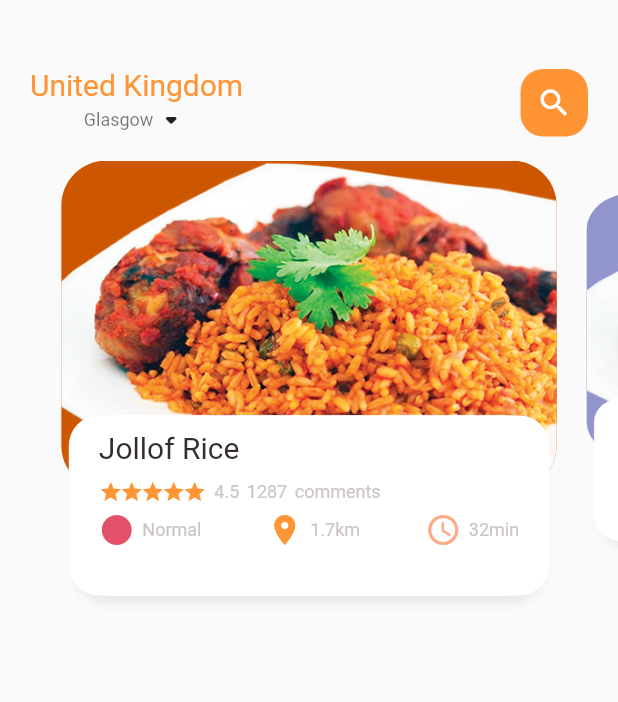
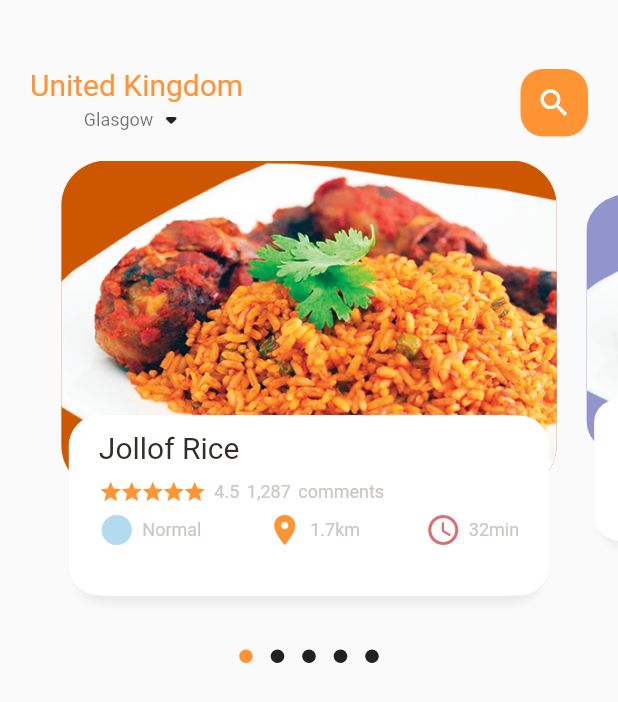
Before and after one commit to Ormah-lang/food_delivery_app, a Flutter app: the screen it shows after launch, on a phone screen of 412 x 824 dp. Shown: the top 702 px of the screen. Run offline on Flutter 3.47's test engine with Material 2 defaults, Android fonts, the phone set to English and light mode, and no system bars; drawn by our look-alikes of dots_indicator.

Commit message:
implement the dots indicator on the home page

```diff
--- a/lib/home_page/food_page_body.dart
+++ b/lib/home_page/food_page_body.dart
@@ -1,3 +1,4 @@
+import 'package:dots_indicator/dots_indicator.dart';
 import 'package:flutter/cupertino.dart';
 import 'package:flutter/material.dart';
 import 'package:food_delivery_app/utilities/colors.dart';
@@ -37,7 +38,9 @@ class _FoodPageBodyState extends State<FoodPageBody> {
 
   @override
   Widget build(BuildContext context) {
-    return SizedBox(
+    return Column(
+      children: [
+        Container(
           // color: Colors.red,
           height: 320,
           child: PageView.builder(
@@ -46,6 +49,16 @@ class _FoodPageBodyState extends State<FoodPageBody> {
               itemBuilder: (context, position) {
                 return _buildPageItem(position);
               }),
+        ),
+        new DotsIndicator(
+          dotsCount: 5,
+          position: _currPageValue,
+          decorator: DotsDecorator(
+            color: Colors.black87, // Inactive color
+            activeColor: AppColors.mainColor,
+          ),
+        ),
+      ],
     );
   }
 
@@ -146,7 +159,7 @@ class _FoodPageBodyState extends State<FoodPageBody> {
                           width: 5,
                         ),
                         SmallText(
-                          text: '1287',
+                          text: '1,287',
                         ),
                         SizedBox(
                           width: 5,
--- a/lib/home_page/main_home_page.dart
+++ b/lib/home_page/main_home_page.dart
@@ -17,6 +17,7 @@ class _MainHomePageState extends State<MainHomePage> {
     return Scaffold(
       body: Column(
         children: [
+          //shows the header
           Container(
             child: Container(
               margin: const EdgeInsets.only(top: 45, bottom: 15),
@@ -59,6 +60,7 @@ class _MainHomePageState extends State<MainHomePage> {
               ),
             ),
           ),
+          //shows the body
           FoodPageBody(),
         ],
       ),
--- a/lib/utilities/colors.dart
+++ b/lib/utilities/colors.dart
@@ -4,8 +4,8 @@ class AppColors {
   static final TextColor = const Color(0xFFccc7c5);
   static final mainColor = const Color(0xFFFF9434);
   // static final mainColor = const Color(0xFFa7552);
-  static final iconColor1 = const Color(0xFFE35069);
-  static final iconColor2 = const Color(0xFFfcab88);
+  static final iconColor1 = const Color(0xFFB2DBED);
+  static final iconColor2 = const Color(0xFFDD6E73);
   static final paraColor = const Color(0xFF8f837f);
   static final buttonBackgroundColor = const Color(0xFFf7f6f4);
   static final signColor = const Color(0xFFa9a29f);
--- a/pubspec.yaml
+++ b/pubspec.yaml
@@ -29,6 +29,9 @@ environment:
 dependencies:
   flutter:
     sdk: flutter
+  get: ^4.6.5
+  dots_indicator: ^2.1.0
+
 
 
   # The following adds the Cupertino Icons font to your application.
```
Also changed, not shown: pubspec.lock. Lines whose indentation alone changed are shown as unchanged.
